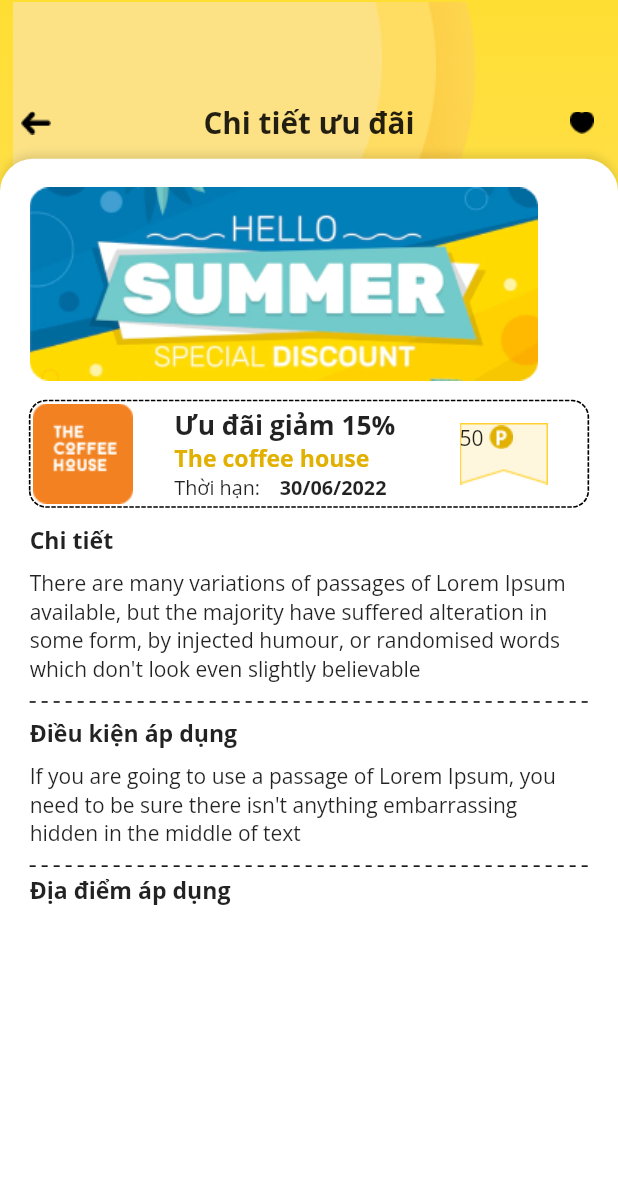
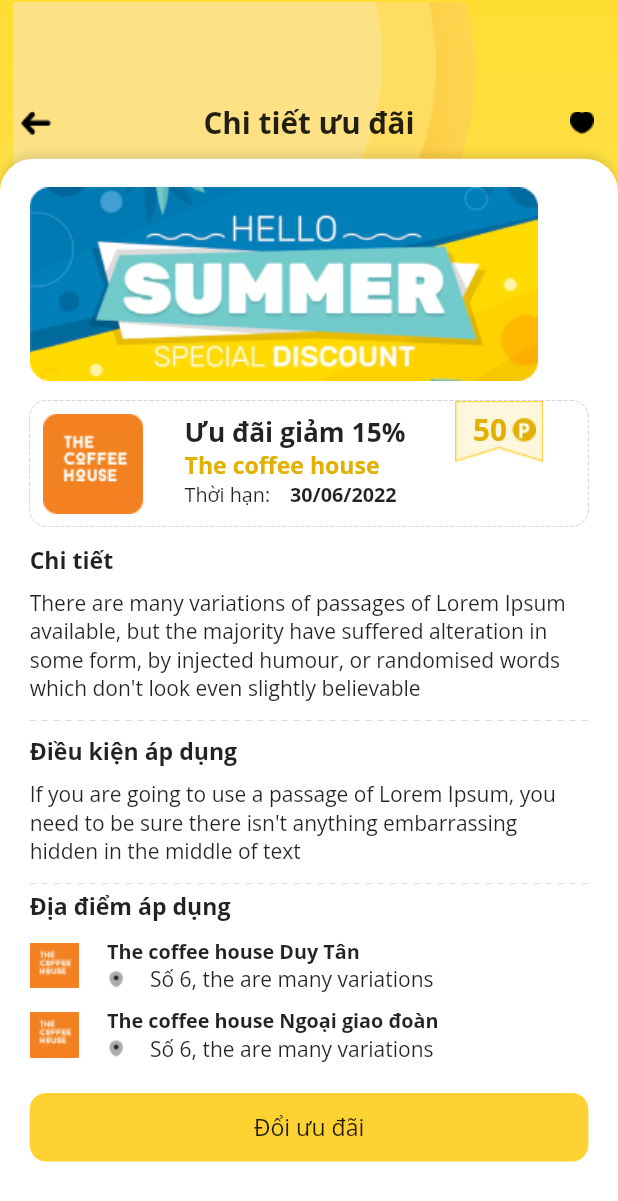
Before and after one commit to dungnnwork/Accum_Points, a Flutter app: the OfferDetails screen opened directly, on a phone screen of 412 x 824 dp. Shown: the top 1201 px of the screen. Run offline on Flutter 3.47's test engine with Material 2 defaults, Android fonts, the phone set to English and light mode, and no system bars; drawn by our look-alikes of dotted_border, dotted_line; our stand-ins replace flutter_screenutil.

Commit message:
add endow detail

```diff
--- /dev/null
+++ b/lib/views/screens/endow_page/components/button_endow.dart
@@ -0,0 +1,34 @@
+import 'package:accum_points_app/views/dependents_app/constants.dart';
+import 'package:flutter/cupertino.dart';
+import 'package:flutter_screenutil/flutter_screenutil.dart';
+
+class ButtonEndow extends StatefulWidget {
+  const ButtonEndow({Key? key}) : super(key: key);
+
+  @override
+  State<ButtonEndow> createState() => _ButtonEndowState();
+}
+
+class _ButtonEndowState extends State<ButtonEndow> {
+  @override
+  Widget build(BuildContext context) {
+    return GestureDetector(
+      child: Container(
+        height: 45.h,
+        decoration:  BoxDecoration(
+          borderRadius: BorderRadius.circular(10.w),
+          color: kbuttonBackgroundColors,
+        ),
+        child:  Center(
+          child: Text(
+            "Đổi ưu đãi",
+            style: TextStyle(
+              fontSize: 14.sp,
+              fontWeight: FontWeight.w400,
+            ),
+            ),
+        ),
+      ),
+    );
+  }
+}
--- a/lib/views/screens/endow_page/components/offer_details.dart
+++ b/lib/views/screens/endow_page/components/offer_details.dart
@@ -3,6 +3,7 @@ import 'package:accum_points_app/views/components_app/background_offer.dart';
 import 'package:accum_points_app/views/components_app/background_page.dart';
 import 'package:accum_points_app/views/dependents_app/constants.dart';
 import 'package:accum_points_app/views/components_app/title_detail.dart';
+import 'package:accum_points_app/views/screens/endow_page/components/button_endow.dart';
 import 'package:dotted_border/dotted_border.dart';
 import 'package:dotted_line/dotted_line.dart';
 import 'package:flutter/material.dart';
@@ -36,18 +37,25 @@ class OfferDetails extends StatelessWidget {
                 children: [
                   Image.asset("assets/images/hello summer 18.png"),
                   SizedBox(height: 13.h,),
-                  Container(
-                    child: DottedBorder(
-                      strokeWidth: 1.w,
+                  DottedBorder(
+                    padding: EdgeInsets.zero,
+                    strokeWidth: 0.1.w,
                     borderType: BorderType.RRect,
                     radius: Radius.circular(10.w),
                     child: Row(
+                      crossAxisAlignment: CrossAxisAlignment.start,
+                      children: [
+                        Container(
+                          padding: EdgeInsets.fromLTRB(8.w, 8.w, 0.0, 8.h),
+                          child: Row(
+                            crossAxisAlignment: CrossAxisAlignment.start,
                             children: [
                               Image.asset("assets/images/coffe_house 67_67.png"),
                               SizedBox(width: 25.w,),
-                          Column(
+                              Container(
+                                padding: EdgeInsets.zero,
+                                child: Column(
                                   crossAxisAlignment: CrossAxisAlignment.start,
-                            mainAxisAlignment: MainAxisAlignment.spaceEvenly,
                                   children: [
                                     Text(
                                       "Ưu đãi giảm 15%",
@@ -85,14 +93,27 @@ class OfferDetails extends StatelessWidget {
                                     ),
                                   ],
                                 ),
-                          SizedBox(width: 39.w,),
+                              ),
+                              SizedBox(width: 30.w,),
+                            ],
+                          ),
+                        ),
                         Stack(
                           children: [
                             Image.asset("assets/images/Rectangle 56.png"),
                             Container(
+                              padding: EdgeInsets.only(left: 11.w,top: 6.h),
                               child: Row(
                                 children: [
-                              const Text("50 "),
+                                  Text(
+                                    "50",
+                                    style: TextStyle(
+                                      color: kTextPrimaryColors,
+                                      fontSize: 18.sp,
+                                      fontWeight: FontWeight.w700,
+                                    ),
+                                    ),
+                                  SizedBox(width: 3.w,),
                                   Image.asset("assets/images/Group 105.png"),
                                 ],
                               ),
@@ -100,7 +121,6 @@ class OfferDetails extends StatelessWidget {
                           ],
                         ),
                       ],
-                      ),
                     ),
                   ),
                   SizedBox(height: 12.h,),
@@ -117,6 +137,7 @@ class OfferDetails extends StatelessWidget {
                     ),
                   SizedBox(height: 12.h,),
             const DottedLine(
+                   lineThickness: 0.1,
                   ),
                   SizedBox(height: 10.h,),
                   Text(
@@ -129,7 +150,9 @@ class OfferDetails extends StatelessWidget {
                    SizedBox(height: 8.h,),
              const Text("If you are going to use a passage of Lorem Ipsum, you need to be sure there isn't anything embarrassing hidden in the middle of text") ,
                    SizedBox(height: 12.h,),
-             const DottedLine(),
+             const DottedLine(
+                    lineThickness: 0.1,
+             ),
                    SizedBox(height: 5.h,),
                    Text(
                     "Địa điểm áp dụng",
@@ -138,7 +161,90 @@ class OfferDetails extends StatelessWidget {
                       fontWeight: FontWeight.w600,
                     ),
                     ),
-
+                   SizedBox(height: 10.h,),
+                   Column(
+                    children: [
+                      Row(
+                        children: [
+                          Container(
+                            width: 30.w,
+                            height: 30.h,
+                            decoration: const BoxDecoration(
+                              image: DecorationImage(
+                                image: AssetImage("assets/images/download 2.png"),
+                                fit: BoxFit.cover,
+                                )
+                            ),
+                          ),
+                          SizedBox(width: 17.w,),
+                          Column(
+                            crossAxisAlignment: CrossAxisAlignment.start,
+                            children: [
+                              Text(
+                                "The coffee house Duy Tân",
+                                style: TextStyle(
+                                  fontSize: 12.sp,
+                                  fontWeight: FontWeight.w600,
+                                ),
+                                ),
+                              Row(
+                                children: [
+                                  Image.asset(
+                                    "assets/images/location1.png",
+                                    width: 11.w,
+                                    height: 13.h,
+                                    ),
+                                  SizedBox(width: 15.w,),
+                            const Text("Số 6, the are many variations  "),
+                                ],
+                              ),
+                            ],
+                          ),
+                        ],
+                      ),
+                      SizedBox(height: 9.h,),
+                      Row(
+                        children: [
+                          Container(
+                            width: 30.w,
+                            height: 30.h,
+                            decoration: const BoxDecoration(
+                              image: DecorationImage(
+                                image: AssetImage("assets/images/download 2.png"),
+                                fit: BoxFit.cover,
+                                )
+                            ),
+                          ),
+                          SizedBox(width: 17.w,),
+                          Column(
+                            crossAxisAlignment: CrossAxisAlignment.start,
+                            children: [
+                              Text(
+                                "The coffee house Ngoại giao đoàn",
+                                style: TextStyle(
+                                  fontSize: 12.sp,
+                                  fontWeight: FontWeight.w600,
+                                ),
+                                ),
+                              Row(
+                                children: [
+                                  Image.asset(
+                                    "assets/images/location1.png",
+                                    width: 11.w,
+                                    height: 13.h,
+                                    ),
+                                  SizedBox(width: 15.w,),
+                            const Text("Số 6, the are many variations  "),
+                                ],
+                              ),
+                            ],
+                          ),
+                        ],
+                      ),
+                    ],
+                   ),
+                   SizedBox(height: 20.h,),
+            const  ButtonEndow(),
                 ],
               ),
             ),
```
Also changed, not shown: assets/images/download 2.png (added), assets/images/location1.png (added). Lines whose indentation alone changed are shown as unchanged.
